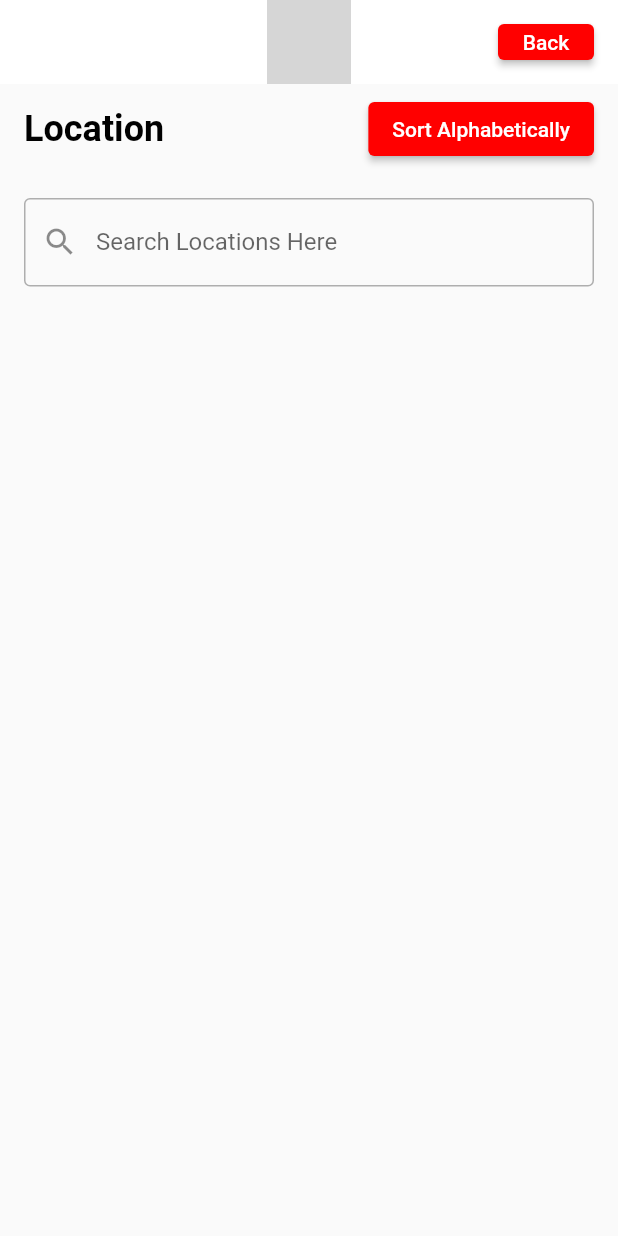
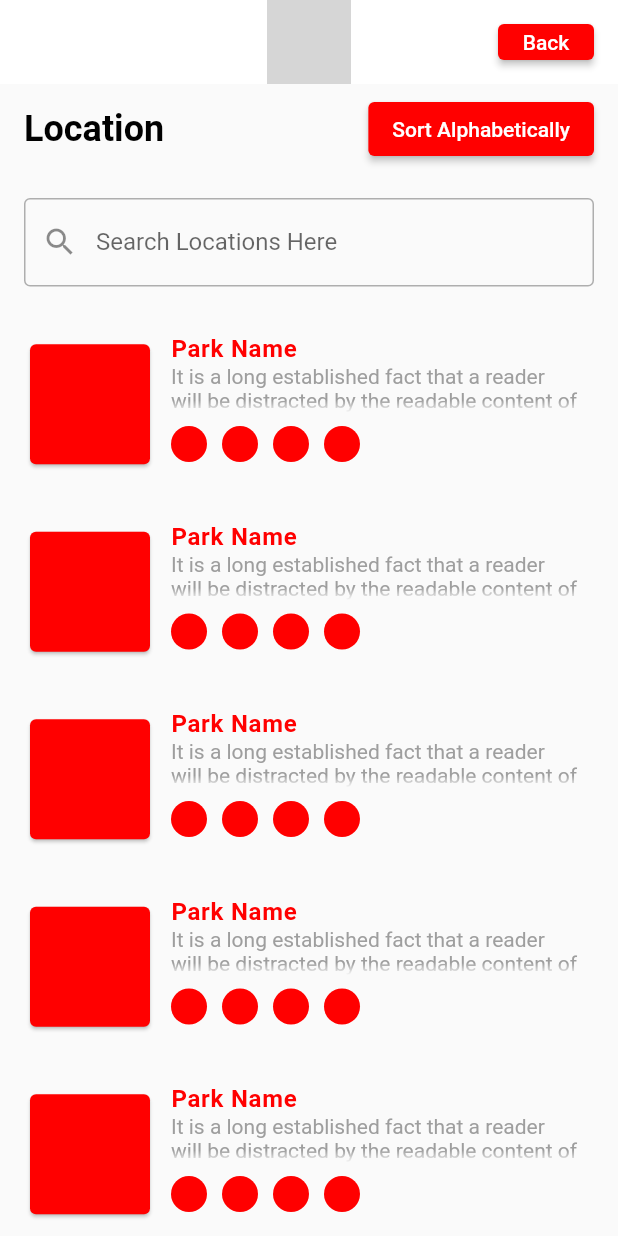
Before and after one commit to sahil1772/HappiFeet, a Flutter app: the Parks screen opened directly, on a phone screen of 412 x 824 dp. Run offline on Flutter 3.47's test engine with Material 2 defaults, Android fonts, the light colour scheme and no system bars; our stand-ins replace shared_preferences; accounts and stored records are empty; network calls fail; grey boxes are pictures that could not be loaded.

Commit message:
Major code changes

```diff
--- a/lib/components/LocationView.dart
+++ b/lib/components/LocationView.dart
@@ -1,10 +1,106 @@
 import 'package:flutter/material.dart';
+import 'package:happifeet/screen/Feedback.dart';
 
 class LocationView extends StatelessWidget {
   const LocationView({Key? key}) : super(key: key);
 
   @override
   Widget build(BuildContext context) {
-    return const Placeholder();
+    return InkWell(
+      onTap: () {
+        FeedbackPage(
+          locationId: "1",
+        ).goToFeedback(context, "1");
+      },
+      child: Container(
+        width: MediaQuery.of(context).size.width,
+        padding: const EdgeInsets.symmetric(horizontal: 16),
+        margin: const EdgeInsets.symmetric(vertical: 16),
+        child: Flex(
+          direction: Axis.horizontal,
+          children: [
+            Card(
+              color: Theme.of(context).primaryColor,
+              child: const SizedBox(
+                width: 80,
+                height: 80,
+              ),
+            ),
+            Flexible(
+              child: Padding(
+                padding: const EdgeInsets.symmetric(horizontal: 10.0),
+                child: Column(
+                  crossAxisAlignment: CrossAxisAlignment.start,
+                  mainAxisAlignment: MainAxisAlignment.center,
+                  children: [
+                    Text(
+                      "Park Name",
+                      style: TextStyle(
+                          color: Theme.of(context).primaryColor,
+                          fontSize: 16,
+                          fontWeight: FontWeight.w600,
+                          letterSpacing: 0.5),
+                    ),
+                    const Padding(
+                      padding: EdgeInsets.symmetric(vertical: 1.0),
+                      child: Text(
+                        "It is a long established fact that a reader will be distracted by the readable content of a page when looking at its layout.",
+                        softWrap: true,
+                        maxLines: 2,
+                        overflow: TextOverflow.fade,
+                        style: TextStyle(color: Colors.grey, fontSize: 14),
+                      ),
+                    ),
+                    Padding(
+                      padding: const EdgeInsets.symmetric(vertical: 8.0),
+                      child: Row(
+                        children: [
+                          Container(
+                            height: 24,
+                            margin: EdgeInsets.only(right: 10),
+                            width: 24,
+                            decoration: BoxDecoration(
+                              color: Theme.of(context).primaryColor,
+                              shape: BoxShape.circle,
+                            ),
+                          ),
+                          Container(
+                            height: 24,
+                            margin: EdgeInsets.only(right: 10),
+                            width: 24,
+                            decoration: BoxDecoration(
+                              color: Theme.of(context).primaryColor,
+                              shape: BoxShape.circle,
+                            ),
+                          ),
+                          Container(
+                            height: 24,
+                            margin: EdgeInsets.only(right: 10),
+                            width: 24,
+                            decoration: BoxDecoration(
+                              color: Theme.of(context).primaryColor,
+                              shape: BoxShape.circle,
+                            ),
+                          ),
+                          Container(
+                            height: 24,
+                            margin: EdgeInsets.only(right: 10),
+                            width: 24,
+                            decoration: BoxDecoration(
+                              color: Theme.of(context).primaryColor,
+                              shape: BoxShape.circle,
+                            ),
+                          ),
+                        ],
+                      ),
+                    ),
+                  ],
+                ),
+              ),
+            )
+          ],
+        ),
+      ),
+    );
   }
 }
--- a/lib/screen/Parks.dart
+++ b/lib/screen/Parks.dart
@@ -1,5 +1,6 @@
 import 'package:flutter/material.dart';
 import 'package:happifeet/components/HappiFeetAppBar.dart';
+import 'package:happifeet/components/LocationView.dart';
 import 'package:happifeet/utils/ColorParser.dart';
 
 class Parks extends StatefulWidget {
@@ -43,9 +44,11 @@ class _ParksState extends State<Parks> {
                   flex: 0,
                   child: Padding(
                     padding: const EdgeInsets.symmetric(horizontal: 16),
-                    child: ElevatedButton(
-                        onPressed: () {},
-                        child: const Text("Sort Alphabetically")),
+                    child: Center(
+                      child: ElevatedButton(
+                          onPressed: () {},
+                          child: const Text("Sort Alphabetically")),
+                    ),
                   ))
             ],
           ),
@@ -62,6 +65,17 @@ class _ParksState extends State<Parks> {
                         borderSide: BorderSide(
                             width: 1,
                             color: ColorParser().hexToColor("#AEAEAE"))))),
+          ),
+          Flexible(
+            flex: 1,
+            child: ListView.builder(
+              physics: AlwaysScrollableScrollPhysics(),
+              itemCount: 15,
+              shrinkWrap: true,
+              itemBuilder: (context, index) {
+                return const LocationView();
+              },
+            ),
           )
         ],
       ),
```
Also changed, not shown: lib/screen/Feedback.dart (+228 -0 lines), 8 other files.
